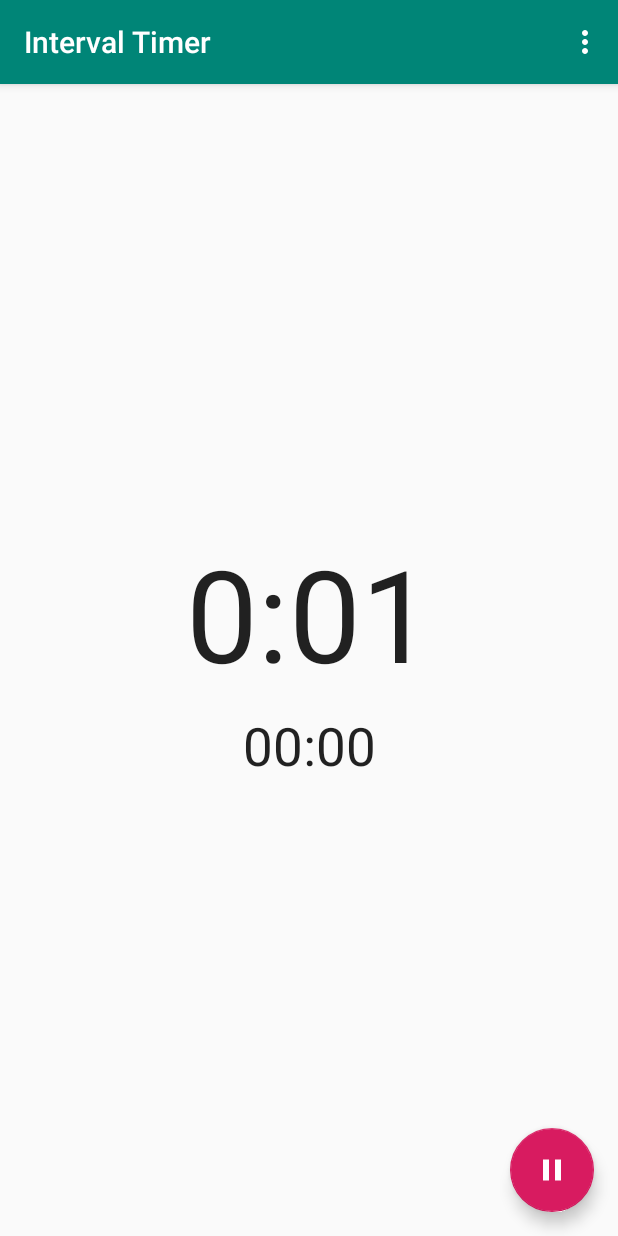
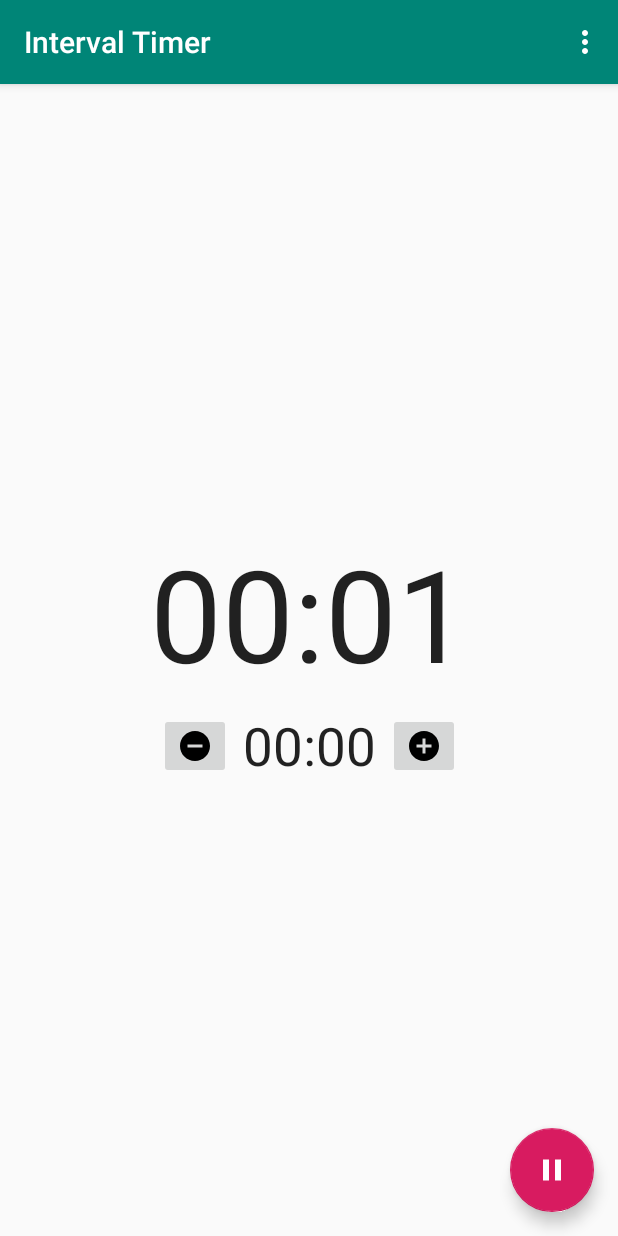
Before and after one commit to fexed/IntervalTimer, an Android app: the screen it shows after launch (MainActivity), after a tap on an icon or button, on a phone screen of 412 x 824 dp. Run offline under Robolectric (Android 15) with nearby library versions, the phone set to English and light mode, and no system bars.

Commit message:
Interval correctly working

```diff
--- a/app/src/main/java/com/fexed/intervaltimer/MainActivity.java
+++ b/app/src/main/java/com/fexed/intervaltimer/MainActivity.java
@@ -1,5 +1,6 @@
 package com.fexed.intervaltimer;
 
+import android.media.MediaPlayer;
 import android.os.Bundle;
 import android.os.Handler;
 import android.os.SystemClock;
@@ -11,12 +12,15 @@ import android.view.Menu;
 import android.view.MenuItem;
 import android.widget.TextView;
 
+import java.io.IOException;
+
 public class MainActivity extends AppCompatActivity {
 
     private long millisecondtime, starttime, updatetime, timebuff = 0L;
     private int s, m, millis;
     private Handler updatehandler, beephandler;
-    private TextView timetxtv;
+    private TextView timetxtv, intervaltxtv;
+    public MediaPlayer mp;
 
     @Override
     protected void onCreate(Bundle savedInstanceState) {
@@ -26,7 +30,11 @@ public class MainActivity extends AppCompatActivity {
         setSupportActionBar(toolbar);
 
         updatehandler = new Handler();
+        beephandler = new Handler();
         timetxtv = findViewById(R.id.timetext);
+        intervaltxtv = findViewById(R.id.intervaltext);
+
+        mp = MediaPlayer.create(MainActivity.this, R.raw.beep);
 
         final FloatingActionButton startfab = findViewById(R.id.startbtn);
         final FloatingActionButton stopfab = findViewById(R.id.stopbtn);
@@ -34,7 +42,8 @@ public class MainActivity extends AppCompatActivity {
             @Override
             public void onClick(View view) {
                 starttime = SystemClock.uptimeMillis();
-                updatehandler.postDelayed(runnable, 0);
+                updatehandler.postDelayed(updaterrunnable, 0);
+                beephandler.postDelayed(beeprunnable, 5000);
                 ((View) startfab).setVisibility(View.INVISIBLE);
                 ((View) stopfab).setVisibility(View.VISIBLE);
             }
@@ -43,7 +52,8 @@ public class MainActivity extends AppCompatActivity {
             @Override
             public void onClick(View view) {
                 timebuff += millisecondtime;
-                updatehandler.removeCallbacks(runnable);
+                updatehandler.removeCallbacks(updaterrunnable);
+                beephandler.removeCallbacks(beeprunnable);
                 ((View) startfab).setVisibility(View.VISIBLE);
                 ((View) stopfab).setVisibility(View.INVISIBLE);
             }
@@ -53,28 +63,26 @@ public class MainActivity extends AppCompatActivity {
         stopfab.setOnClickListener(pause);
     }
 
-    public Runnable runnable = new Runnable() {
-
+    public Runnable updaterrunnable = new Runnable() {
         public void run() {
-
             millisecondtime = SystemClock.uptimeMillis() - starttime;
-
             updatetime = timebuff + millisecondtime;
-
             s = (int) (updatetime / 1000);
-
             m = s / 60;
-
             s = s % 60;
-
             millis = (int) (updatetime % 1000);
 
-            timetxtv.setText("" + m + ":"
-                    + String.format("%02d", s));
-
+            timetxtv.setText("" + String.format("%02d", m) + ":"+ String.format("%02d", s));
             updatehandler.postDelayed(this, 0);
         }
+    };
 
+    public Runnable beeprunnable = new Runnable() {
+        public void run() {
+            intervaltxtv.setText(""+millisecondtime);
+            mp.start();
+            beephandler.postDelayed(this, 5000);
+        }
     };
 
     @Override
--- /dev/null
+++ b/app/src/main/res/drawable/add_b.xml
@@ -0,0 +1,9 @@
+<vector xmlns:android="http://schemas.android.com/apk/res/android"
+        android:width="24dp"
+        android:height="24dp"
+        android:viewportWidth="24.0"
+        android:viewportHeight="24.0">
+    <path
+        android:fillColor="#FF000000"
+        android:pathData="M12,2C6.48,2 2,6.48 2,12s4.48,10 10,10 10,-4.48 10,-10S17.52,2 12,2zM17,13h-4v4h-2v-4L7,13v-2h4L11,7h2v4h4v2z"/>
+</vector>
--- /dev/null
+++ b/app/src/main/res/drawable/remove_b.xml
@@ -0,0 +1,9 @@
+<vector xmlns:android="http://schemas.android.com/apk/res/android"
+        android:width="24dp"
+        android:height="24dp"
+        android:viewportWidth="24.0"
+        android:viewportHeight="24.0">
+    <path
+        android:fillColor="#FF000000"
+        android:pathData="M12,2C6.48,2 2,6.48 2,12s4.48,10 10,10 10,-4.48 10,-10S17.52,2 12,2zM17,13L7,13v-2h10v2z"/>
+</vector>
--- a/app/src/main/res/layout/activity_main.xml
+++ b/app/src/main/res/layout/activity_main.xml
@@ -34,6 +34,30 @@
         app:layout_constraintEnd_toEndOf="parent"
         app:layout_constraintStart_toStartOf="parent"
         app:layout_constraintTop_toBottomOf="@+id/timetext" />
+
+    <ImageButton
+        android:id="@+id/plusbtn"
+        style="@style/Widget.AppCompat.ImageButton"
+        android:layout_width="wrap_content"
+        android:layout_height="wrap_content"
+        android:layout_marginStart="8dp"
+        android:src="@drawable/add_b"
+        app:layout_constraintBottom_toBottomOf="@+id/intervaltext"
+        app:layout_constraintStart_toEndOf="@+id/intervaltext"
+        app:layout_constraintTop_toTopOf="@+id/intervaltext"
+        tools:src="@drawable/add_b" />
+
+    <ImageButton
+        android:id="@+id/minusbtn"
+        style="@style/Widget.AppCompat.ImageButton"
+        android:layout_width="wrap_content"
+        android:layout_height="wrap_content"
+        android:layout_marginEnd="8dp"
+        android:src="@drawable/remove_b"
+        app:layout_constraintBottom_toBottomOf="@+id/intervaltext"
+        app:layout_constraintEnd_toStartOf="@+id/intervaltext"
+        app:layout_constraintTop_toTopOf="@+id/intervaltext"
+        tools:src="@drawable/remove_b" />
 
     <android.support.design.widget.AppBarLayout
         android:layout_width="match_parent"
```
Also changed, not shown: 2 other files.
